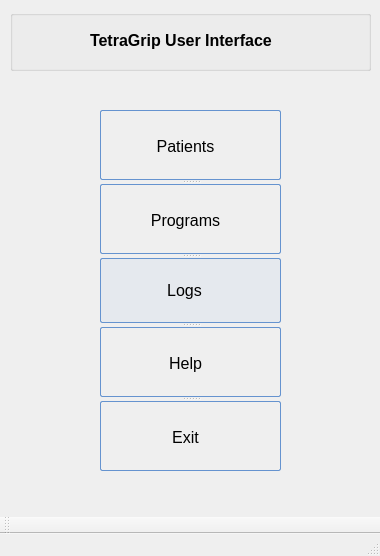
Above: POML060_v1/stageonemain.ui from viniltc/POML060 before the change. Below: the same form after it.
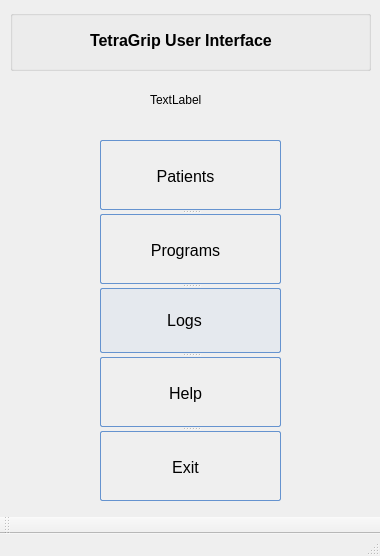
That is the form after the change. Custom widgets are drawn as their Qt base class.

```diff
--- a/POML060_v1/stageonemain.ui
+++ b/POML060_v1/stageonemain.ui
@@ -77,7 +77,7 @@
     <property name="geometry">
      <rect>
       <x>100</x>
-      <y>110</y>
+      <y>140</y>
       <width>181</width>
       <height>361</height>
      </rect>
@@ -335,6 +335,19 @@
      </property>
     </widget>
    </widget>
+   <widget class="QLabel" name="label_pid">
+    <property name="geometry">
+     <rect>
+      <x>150</x>
+      <y>90</y>
+      <width>181</width>
+      <height>20</height>
+     </rect>
+    </property>
+    <property name="text">
+     <string>TextLabel</string>
+    </property>
+   </widget>
   </widget>
   <widget class="QMenuBar" name="menubar">
    <property name="geometry">
```
